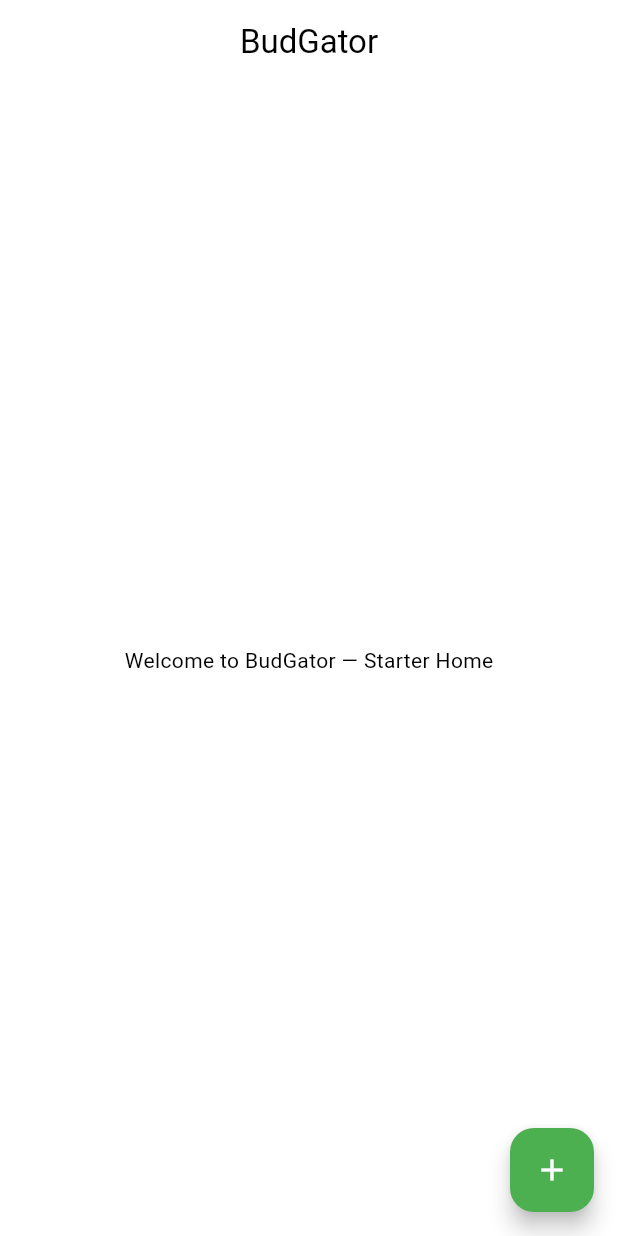
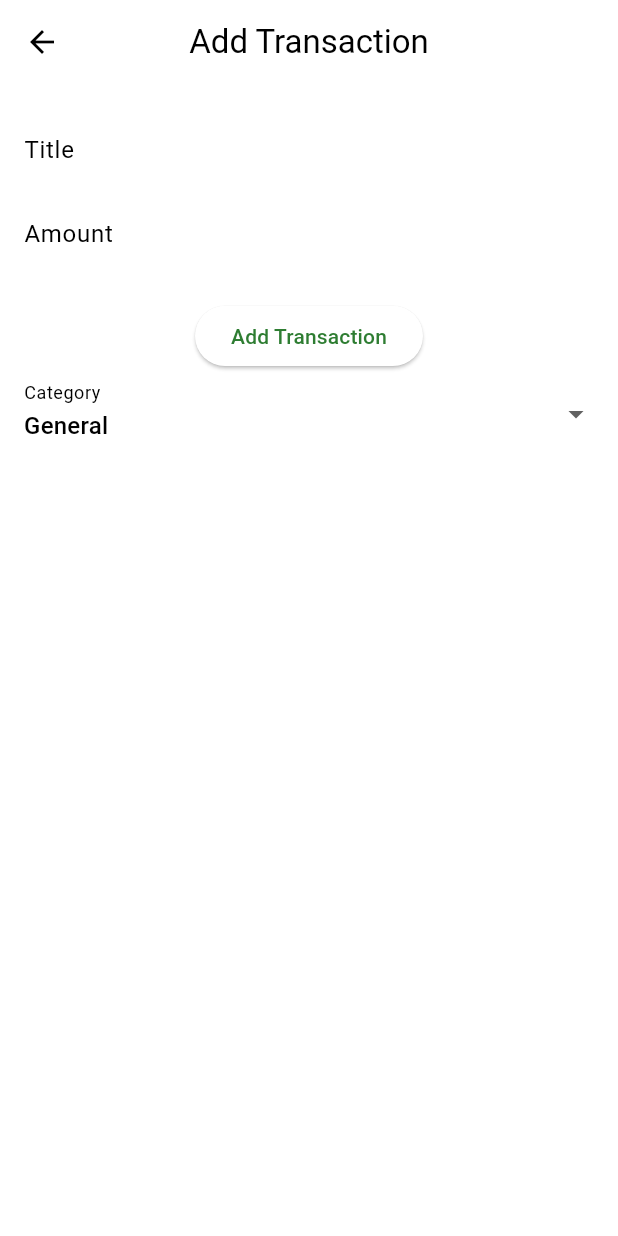
Before and after one commit to Snowy-T/BudGator, a Flutter app: the screen it shows after launch, after a tap on the "add" icon, on a phone screen of 412 x 824 dp. Run offline on Flutter 3.47's test engine with Material 3 defaults, Android fonts, the phone set to English and light mode, and no system bars; our stand-ins replace flutter_riverpod, go_router.

Commit message:
Transactions with Euro

```diff
--- /dev/null
+++ b/lib/core/router/app_router.dart
@@ -0,0 +1,15 @@
+import 'package:go_router/go_router.dart';
+import '../../presentation/pages/home_page.dart';
+import '../../presentation/pages/add_transaction_page.dart';
+
+final appRouter = GoRouter(
+  initialLocation: '/',
+  routes: [
+    GoRoute(path: '/', builder: (context, state) => const HomePage()),
+    GoRoute(
+      path: '/addTransaction',
+      builder: (context, state) => const AddTransactionPage(),
+    ),
+    // Später: weitere Pages wie /addTransaction, /settings
+  ],
+);
--- a/lib/main.dart
+++ b/lib/main.dart
@@ -1,7 +1,7 @@
 import 'package:flutter/material.dart';
 import 'package:flutter_riverpod/flutter_riverpod.dart';
 import 'core/theme/app_theme.dart';
-import 'presentation/pages/home_page.dart';
+import 'core/router/app_router.dart';
 
 void main() {
   WidgetsFlutterBinding.ensureInitialized();
@@ -13,10 +13,10 @@ class BudGatorApp extends StatelessWidget {
 
   @override
   Widget build(BuildContext context) {
-    return MaterialApp(
+    return MaterialApp.router(
       title: 'BudGator',
       theme: AppTheme.lightTheme,
-      home: const HomePage(),
+      routerConfig: appRouter,
     );
   }
 }
--- /dev/null
+++ b/lib/presentation/pages/add_transaction_page.dart
@@ -0,0 +1,73 @@
+import 'package:flutter/material.dart';
+import 'package:flutter_riverpod/flutter_riverpod.dart';
+import '../controllers/transaction_provider.dart';
+import '../../data/models/transaction_model.dart';
+
+class AddTransactionPage extends ConsumerStatefulWidget {
+  const AddTransactionPage({super.key});
+
+  @override
+  ConsumerState<AddTransactionPage> createState() => _AddTransactionPageState();
+}
+
+class _AddTransactionPageState extends ConsumerState<AddTransactionPage> {
+  final _formKey = GlobalKey<FormState>();
+  final TextEditingController _titleController = TextEditingController();
+  final TextEditingController _amountController = TextEditingController();
+  DateTime _selectedDate = DateTime.now();
+  String _category = 'General';
+
+  @override
+  Widget build(BuildContext context) {
+    return Scaffold(
+      appBar: AppBar(title: const Text('Add Transaction')),
+      body: Padding(
+        padding: const EdgeInsets.all(16.0),
+        child: Form(
+          key: _formKey,
+          child: Column(
+            children: [
+              TextFormField(
+                controller: _titleController,
+                decoration: const InputDecoration(labelText: 'Title'),
+                validator: (value) => value!.isEmpty ? 'Enter a title' : null,
+              ),
+              TextFormField(
+                controller: _amountController,
+                decoration: const InputDecoration(labelText: 'Amount'),
+                keyboardType: TextInputType.number,
+                validator: (value) => value!.isEmpty ? 'Enter an amount' : null,
+              ),
+              const SizedBox(height: 16),
+              ElevatedButton(
+                onPressed: () {
+                  if (_formKey.currentState!.validate()) {
+                    final transaction = TransactionModel(
+                      title: _titleController.text,
+                      amount: double.parse(_amountController.text),
+                      date: _selectedDate,
+                      category: _category,
+                    );
+                    ref.read(transactionsProvider.notifier).add(transaction);
+                    Navigator.pop(context);
+                  }
+                },
+                child: const Text('Add Transaction'),
+              ),
+              DropdownButtonFormField<String>(
+                initialValue: _category,
+                items: ['General', 'Food', 'Transport', 'Entertainment']
+                    .map((c) => DropdownMenuItem(value: c, child: Text(c)))
+                    .toList(),
+                onChanged: (val) {
+                  if (val != null) setState(() => _category = val);
+                },
+                decoration: const InputDecoration(labelText: 'Category'),
+              ),
+            ],
+          ),
+        ),
+      ),
+    );
+  }
+}
--- a/lib/presentation/pages/home_page.dart
+++ b/lib/presentation/pages/home_page.dart
@@ -1,17 +1,41 @@
 import 'package:flutter/material.dart';
+import 'package:go_router/go_router.dart';
+import 'package:flutter_riverpod/flutter_riverpod.dart';
+import '../controllers/transaction_provider.dart';
 
-class HomePage extends StatelessWidget {
+class HomePage extends ConsumerWidget {
   const HomePage({super.key});
 
   @override
-  Widget build(BuildContext context) {
+  Widget build(BuildContext context, WidgetRef ref) {
+    final transactions = ref.watch(transactionsProvider);
     return Scaffold(
       appBar: AppBar(title: const Text('BudGator')),
-      body: const Center(
-        child: Text('Welcome to BudGator — Starter Home'),
-      ),
+      body: transactions.isEmpty
+          ? const Center(child: Text('No transactions yet'))
+          : ListView.builder(
+              itemCount: transactions.length,
+              itemBuilder: (context, index) {
+                final t = transactions[index];
+                return Card(
+                  margin: const EdgeInsets.symmetric(
+                    vertical: 4,
+                    horizontal: 8,
+                  ),
+                  child: ListTile(
+                    title: Text(t.title),
+                    subtitle: Text('${t.amount} \$ • ${t.category}'),
+                    trailing: Text(
+                      '${t.date.day}/${t.date.month}/${t.date.year}',
+                    ),
+                  ),
+                );
+              },
+            ),
       floatingActionButton: FloatingActionButton(
-        onPressed: () {},
+        onPressed: () {
+          GoRouter.of(context).push('/addTransaction');
+        },
         child: const Icon(Icons.add),
       ),
     );
--- a/pubspec.yaml
+++ b/pubspec.yaml
@@ -31,6 +31,7 @@ dependencies:
   flutter:
     sdk: flutter
   flutter_riverpod: ^2.5.1
+  go_router: 17.0.0
 
 
   # The following adds the Cupertino Icons font to your application.
```
Also changed, not shown: pubspec.lock, 1 other file.
